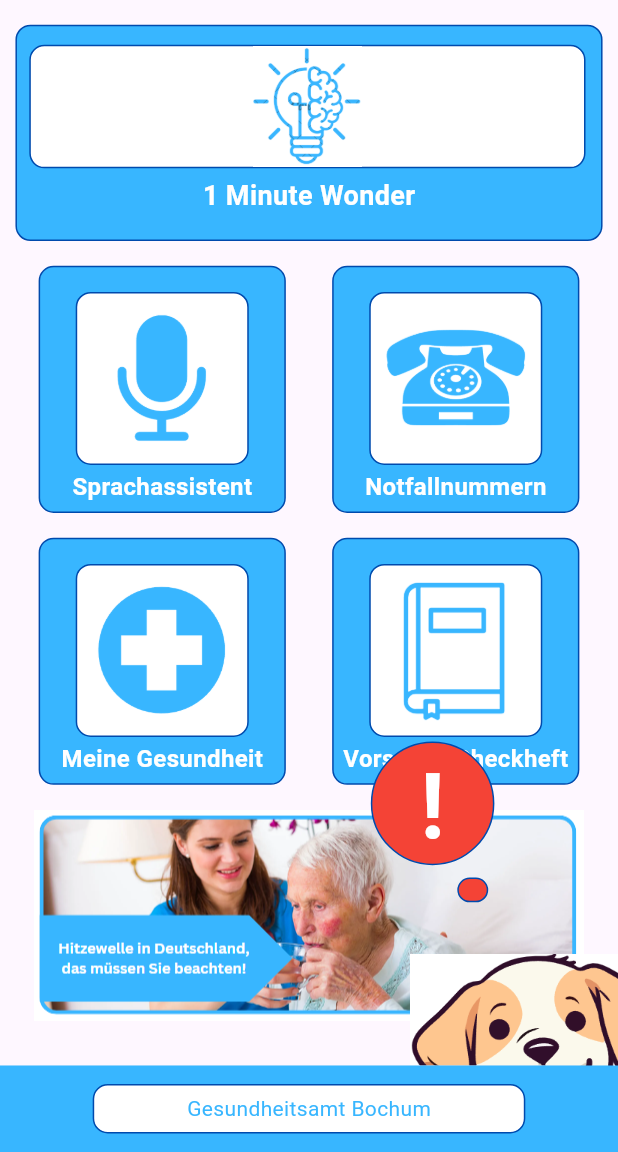
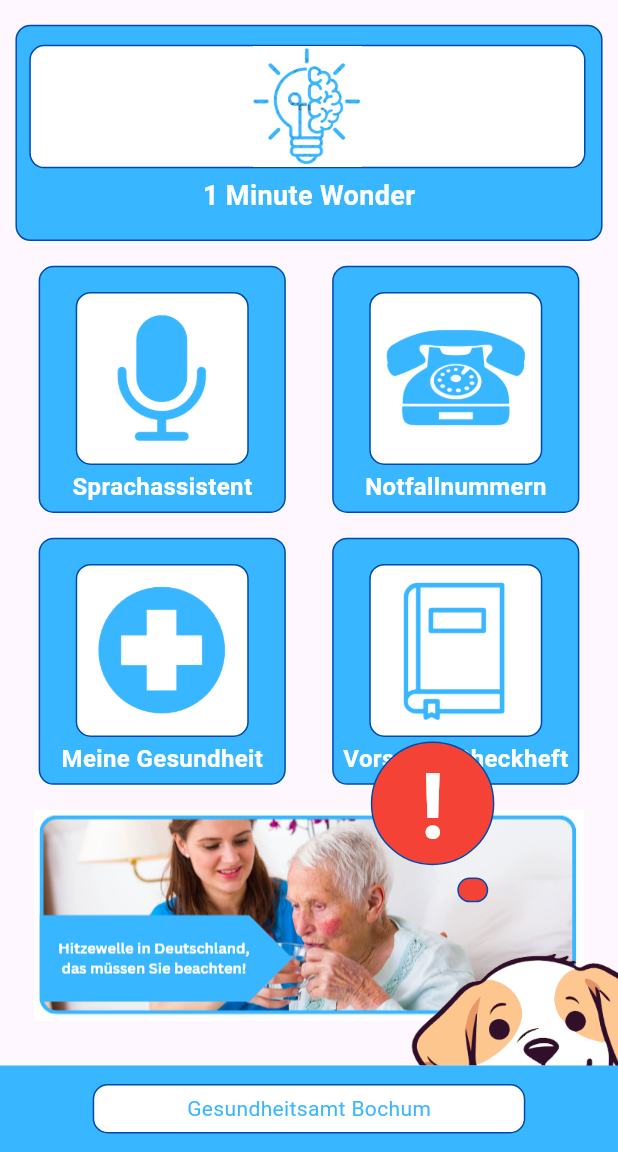
Before and after one commit to Gauerdia/gesundheitsamt_hackathon, a Flutter app: the screen it shows after launch, on a phone screen of 412 x 824 dp, the part 84-1236 px from its top. Run offline on Flutter 3.47's test engine with Material 3 defaults, Android fonts, the phone set to English and light mode, and no system bars; our stand-ins replace carousel_slider.

Commit message:
dog fixed

```diff
--- a/lib/views/main_menu_view.dart
+++ b/lib/views/main_menu_view.dart
@@ -251,7 +251,7 @@ class MainMenuView extends StatelessWidget {
           GestureDetector(
             child: Container(
               child: Image.asset(
-                "assets/images/dog_cut1.png",
+                "assets/images/dog_cut_wobg.png",
                 scale: 2,
               ),
               padding: EdgeInsets.only(bottom: 54),
```
Also changed, not shown: assets/images/dog_cut_wobg.png (added).
